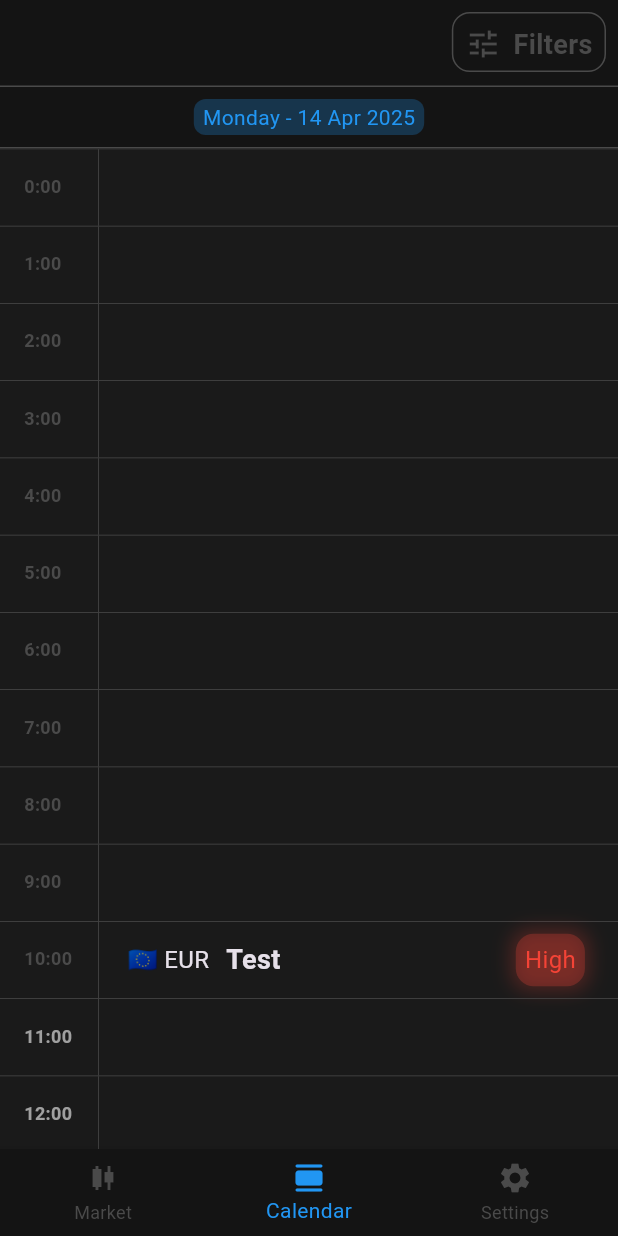
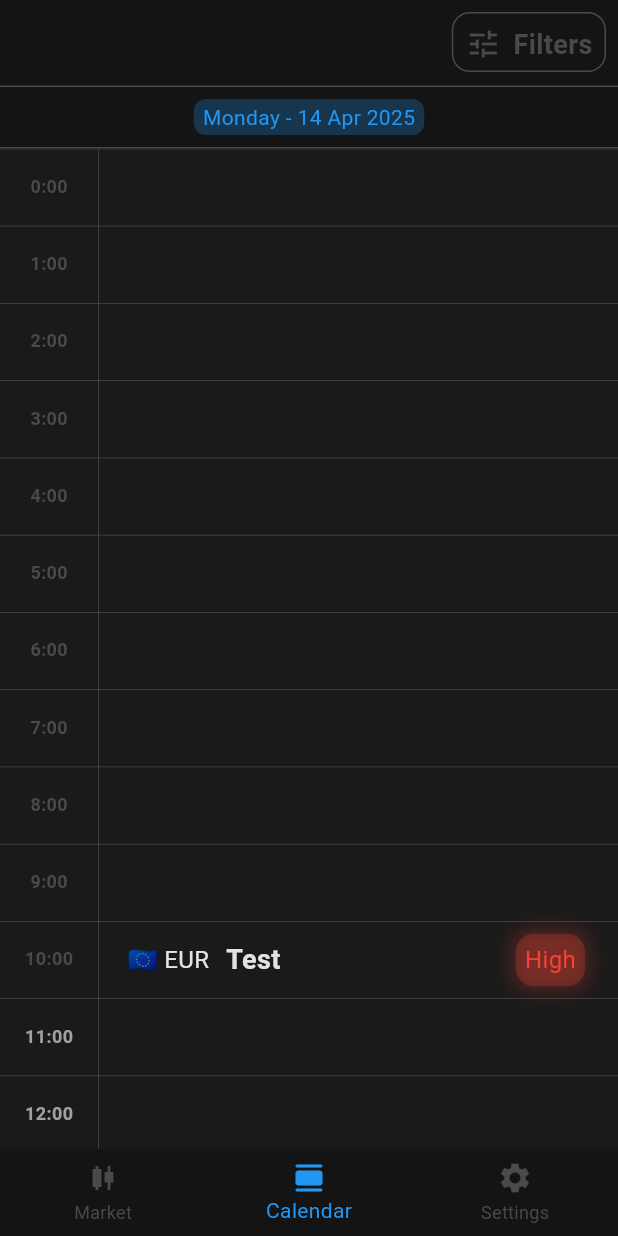
Before and after one commit to yeeet7/marketNews, a Flutter app: the screen it shows after launch, item 2 of the bottom bar chosen, on a phone screen of 412 x 824 dp. Run offline on Flutter 3.47's test engine with Material 3 defaults, Android fonts, the light colour scheme and no system bars; missing offline and left inert: beautiful_soup_dart; network calls fail.

Commit message:
date text alignment

```diff
--- a/lib/main.dart
+++ b/lib/main.dart
@@ -152,6 +152,7 @@ class Calendar extends StatelessWidget {
                 width: textToSize('24:00', TextStyle(color: Theme.of(context).colorScheme.primary, fontSize: 12)).width + 16*2 + 4,
                 height: events.where((event) => event.key.hour == index).length.clamp(1, double.infinity) * (textToSize(events.first.value.title, const TextStyle(fontSize: 16)).height + 16*2),
                 padding: const EdgeInsets.all(16),
+                alignment: Alignment.topCenter,
                 decoration: BoxDecoration(
                   border: Border(
                     right: BorderSide(color: Theme.of(context).colorScheme.primary, width: .5),
```
